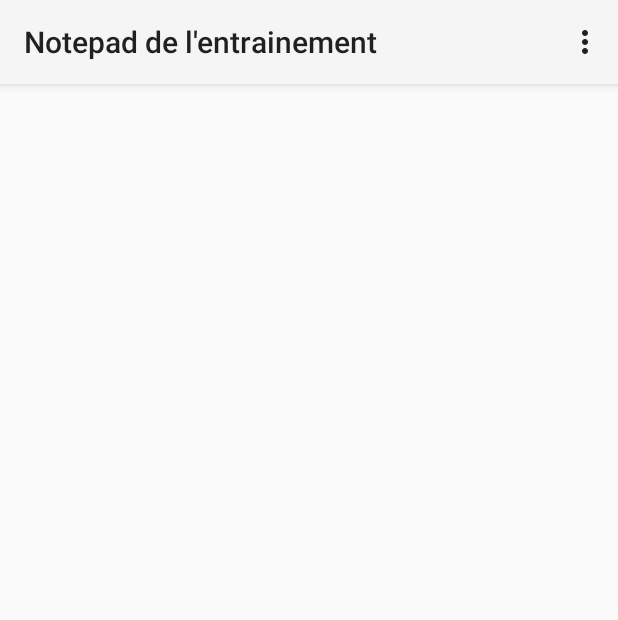
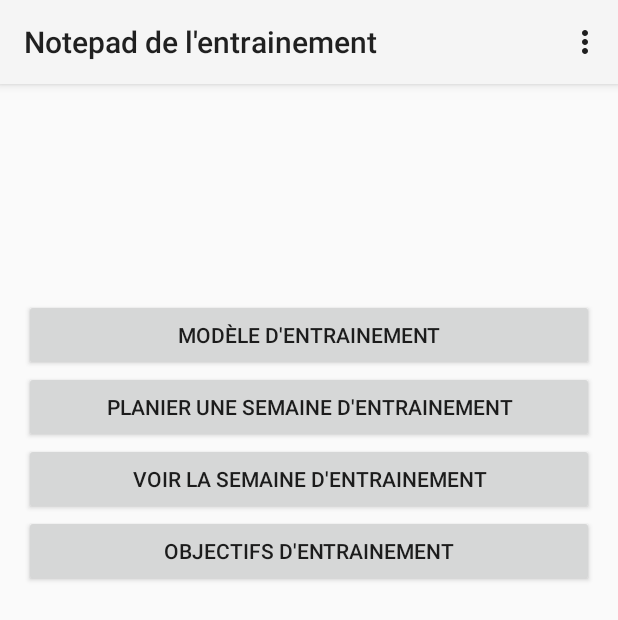
Before and after one commit to xxxnemesis4xxx/Entrainement, an Android app: the screen it shows after launch (MainActivity), on a phone screen of 412 x 824 dp. Shown: the top 620 px of the screen. Run offline under Robolectric (Android 15) with nearby library versions, the phone set to English and light mode, and no system bars.

Commit message:
Les boutons

```diff
--- a/app/src/main/res/layout/activity_main.xml
+++ b/app/src/main/res/layout/activity_main.xml
@@ -5,4 +5,40 @@
     android:paddingTop="@dimen/activity_vertical_margin"
     android:paddingBottom="@dimen/activity_vertical_margin" tools:context=".MainActivity">
 
+    <Button
+        android:layout_width="wrap_content"
+        android:layout_height="wrap_content"
+        android:text="@string/modele"
+        android:id="@+id/button"
+        android:layout_marginTop="127dp"
+        android:layout_alignParentTop="true"
+        android:layout_alignParentStart="true"
+        android:layout_alignParentEnd="true" />
+
+    <Button
+        android:layout_width="wrap_content"
+        android:layout_height="wrap_content"
+        android:text="@string/planifier"
+        android:id="@+id/button2"
+        android:layout_below="@+id/button"
+        android:layout_alignParentStart="true"
+        android:layout_alignEnd="@+id/button" />
+
+    <Button
+        android:layout_width="wrap_content"
+        android:layout_height="wrap_content"
+        android:text="@string/visualier"
+        android:id="@+id/button3"
+        android:layout_below="@+id/button2"
+        android:layout_alignParentStart="true"
+        android:layout_alignEnd="@+id/button2" />
+
+    <Button
+        android:layout_width="wrap_content"
+        android:layout_height="wrap_content"
+        android:text="@string/objectif"
+        android:id="@+id/button4"
+        android:layout_below="@+id/button3"
+        android:layout_alignParentStart="true"
+        android:layout_alignEnd="@+id/button3" />
 </RelativeLayout>
--- a/app/src/main/res/values/strings.xml
+++ b/app/src/main/res/values/strings.xml
@@ -2,4 +2,8 @@
     <string name="app_name">Notepad de l\'entrainement</string>
 
     <string name="action_settings">Settings</string>
+    <string name="modele">Modèle d\'entrainement</string>
+    <string name="planifier">Planier une semaine d\'entrainement</string>
+    <string name="visualier">Voir la semaine d\'entrainement </string>
+    <string name="objectif">Objectifs d\'entrainement</string>
 </resources>
```
